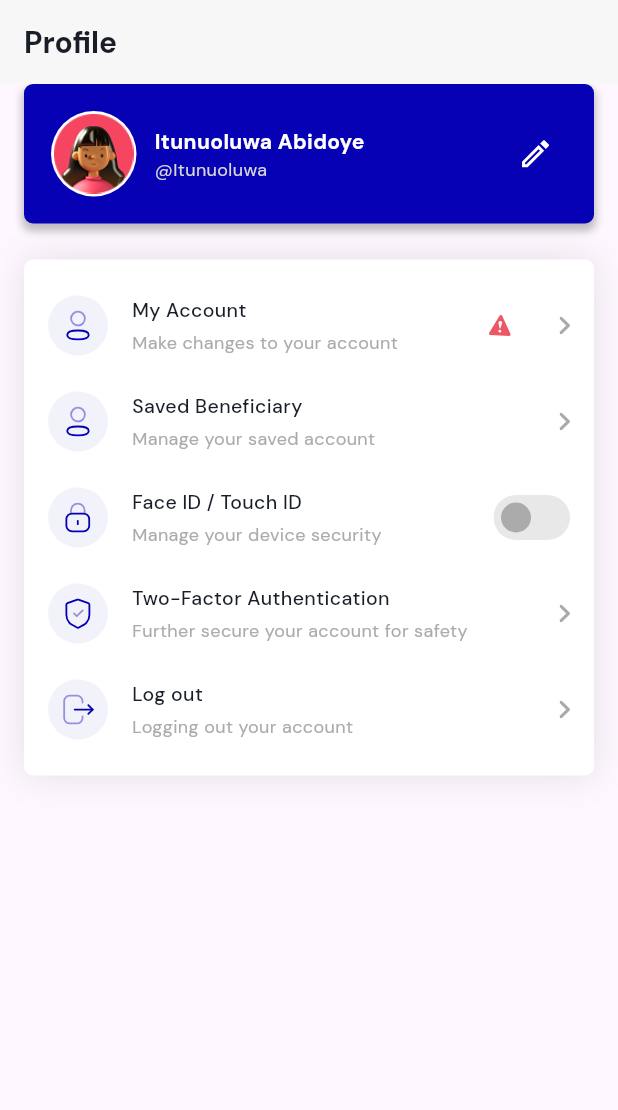
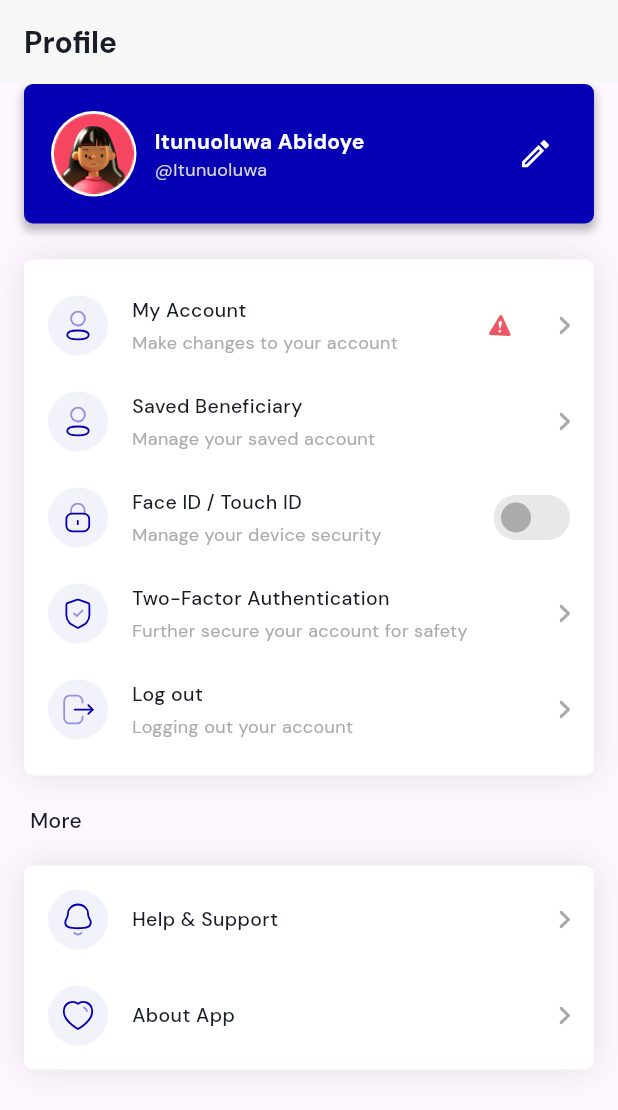
Before and after one commit to tonytran0314/setting_page, a Flutter app: the screen it shows after launch, on a phone screen of 412 x 824 dp. Shown: the top 1110 px of the screen. Run offline on Flutter 3.47's test engine with Material 3 defaults, Android fonts, the phone set to English and light mode, and no system bars; our stand-ins replace flutter_svg.

Commit message:
more navigation section

```diff
--- a/lib/pages/setting.dart
+++ b/lib/pages/setting.dart
@@ -14,9 +14,113 @@ class Setting extends StatelessWidget {
           profileCard(),
           SizedBox(height: 24),
           navigation(),
+          moreNavigationTitle(),
+          moreNavigation()
         ],
       ),
     );
+  }
+
+  Container moreNavigation() {
+    return Container(
+          margin: EdgeInsets.only(left: 16, right: 16),
+          padding: EdgeInsets.all(16),
+          decoration: BoxDecoration(
+            color: Colors.white,
+            borderRadius: BorderRadius.circular(6),
+            boxShadow: [
+              BoxShadow(
+                color: Color(0xff000000).withOpacity(0.1),
+                blurRadius: 20
+              )
+            ]
+          ),
+          child: Column(
+            children: [
+              helpAndSupport(),
+              SizedBox(height: 24),
+              aboutApp(),
+            ],
+          ),
+        );
+  }
+
+  Row aboutApp() {
+    return Row(
+              mainAxisAlignment: MainAxisAlignment.spaceBetween,
+              children: [
+                Row(
+                  children: [
+                    Container(
+                      width: 40,
+                      height: 40,
+                      padding: EdgeInsets.all(8),
+                      decoration: BoxDecoration(
+                        color: Color(0xffF2F2FB),
+                        borderRadius: BorderRadius.circular(20)
+                      ),
+                      child: SvgPicture.asset('assets/icons/heart.svg')
+                    ),
+                    SizedBox(width: 16),
+                    Text(
+                      "About App",
+                      style: TextStyle(
+                        color: Color(0xff181D27),
+                        fontSize: 13,
+                        fontWeight: FontWeight.w500
+                      ),
+                    ),
+                  ],
+                ),
+                SvgPicture.asset('assets/icons/rightArrow.svg')
+              ],
+            );
+  }
+
+  Row helpAndSupport() {
+    return Row(
+              mainAxisAlignment: MainAxisAlignment.spaceBetween,
+              children: [
+                Row(
+                  children: [
+                    Container(
+                      width: 40,
+                      height: 40,
+                      padding: EdgeInsets.all(8),
+                      decoration: BoxDecoration(
+                        color: Color(0xffF2F2FB),
+                        borderRadius: BorderRadius.circular(20)
+                      ),
+                      child: SvgPicture.asset('assets/icons/bell.svg')
+                    ),
+                    SizedBox(width: 16),
+                    Text(
+                      "Help & Support",
+                      style: TextStyle(
+                        color: Color(0xff181D27),
+                        fontSize: 13,
+                        fontWeight: FontWeight.w500
+                      ),
+                    ),
+                  ],
+                ),
+                SvgPicture.asset('assets/icons/rightArrow.svg')
+              ],
+            );
+  }
+
+  Padding moreNavigationTitle() {
+    return Padding(
+          padding: const EdgeInsets.all(20),
+          child: Text(
+            "More",
+            style: TextStyle(
+              color: Color(0xff181D27),
+              fontSize: 14,
+              fontWeight: FontWeight.w500
+            ),
+          ),
+        );
   }
 
   Container navigation() {
@@ -49,7 +153,7 @@ class Setting extends StatelessWidget {
         );
   }
 
-Row logout() {
+  Row logout() {
     return Row(
               mainAxisAlignment: MainAxisAlignment.spaceBetween,
               children: [
```
